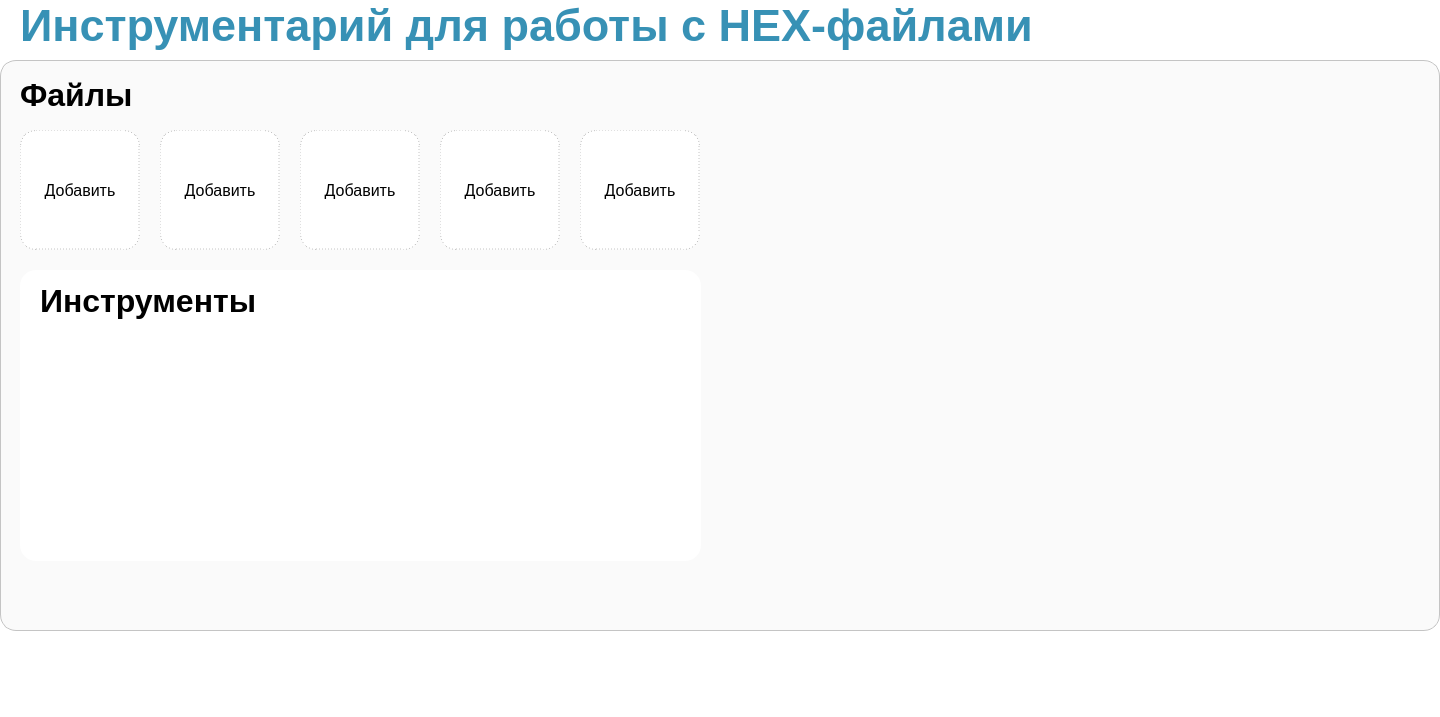
First picture: the form in ui/design.ui, repository stsln/hex_file_tools, before the edit.
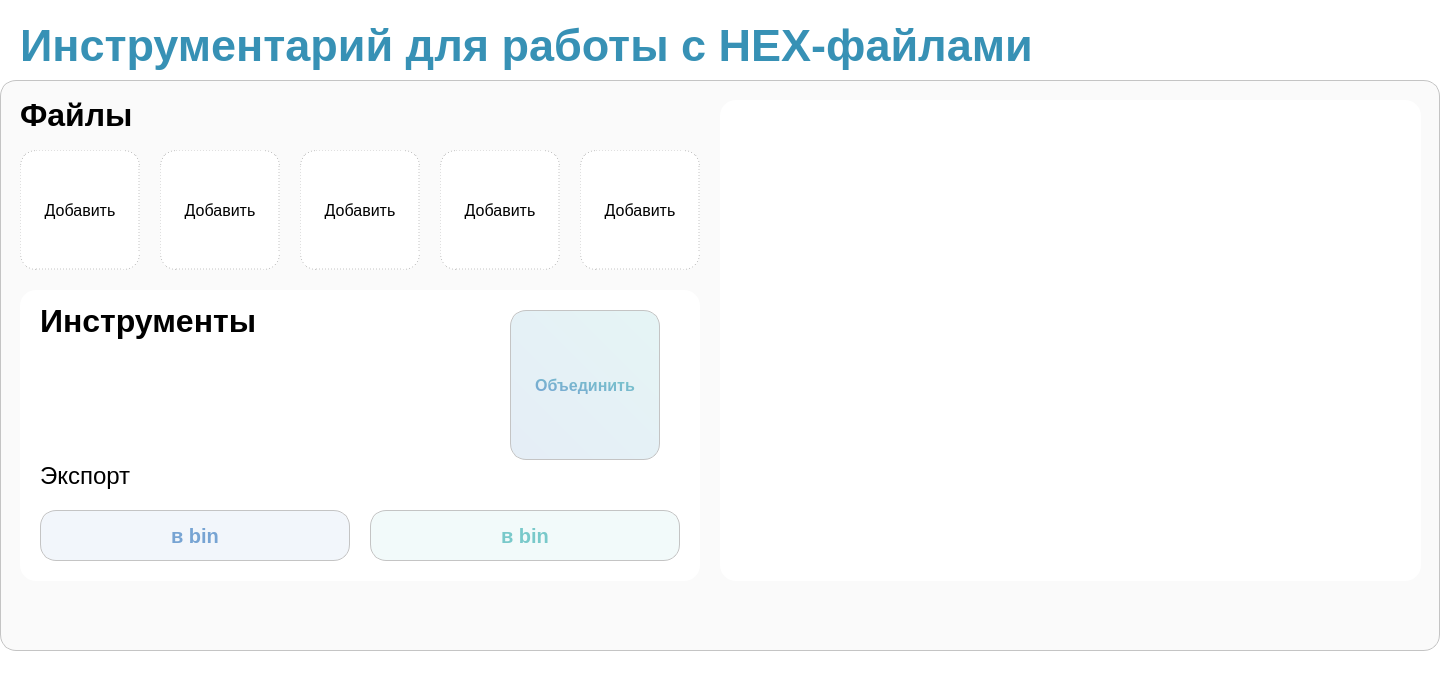
Second picture: the form after the edit. Icons and pictures are not drawn.

Patch:
```diff
--- a/ui/design.ui
+++ b/ui/design.ui
@@ -7,13 +7,37 @@
     <x>0</x>
     <y>0</y>
     <width>1440</width>
-    <height>717</height>
+    <height>700</height>
    </rect>
   </property>
+  <property name="minimumSize">
+   <size>
+    <width>0</width>
+    <height>0</height>
+   </size>
+  </property>
+  <property name="maximumSize">
+   <size>
+    <width>3000</width>
+    <height>1000</height>
+   </size>
+  </property>
   <property name="windowTitle">
    <string>HEX files tools</string>
   </property>
   <widget class="QWidget" name="centralwidget">
+   <property name="minimumSize">
+    <size>
+     <width>1440</width>
+     <height>700</height>
+    </size>
+   </property>
+   <property name="maximumSize">
+    <size>
+     <width>1440</width>
+     <height>16777215</height>
+    </size>
+   </property>
    <property name="styleSheet">
     <string notr="true">background-color: #fff</string>
    </property>
@@ -21,7 +45,7 @@
     <property name="geometry">
      <rect>
       <x>0</x>
-      <y>60</y>
+      <y>80</y>
       <width>1440</width>
       <height>571</height>
      </rect>
@@ -43,7 +67,7 @@
       <rect>
        <x>20</x>
        <y>210</y>
-       <width>681</width>
+       <width>680</width>
        <height>291</height>
       </rect>
      </property>
@@ -70,7 +94,7 @@
      <property name="frameShadow">
       <enum>QFrame::Raised</enum>
      </property>
-     <widget class="QLabel" name="label_2">
+     <widget class="QLabel" name="tools_title">
       <property name="geometry">
        <rect>
         <x>20</x>
@@ -83,13 +107,184 @@
        <string>Инструменты</string>
       </property>
      </widget>
+     <widget class="QLabel" name="export_min_title">
+      <property name="geometry">
+       <rect>
+        <x>20</x>
+        <y>170</y>
+        <width>101</width>
+        <height>31</height>
+       </rect>
+      </property>
+      <property name="styleSheet">
+       <string notr="true">QLabel 
+{
+	font-family: 'Inter';
+	font-weight: 400;
+	font-size: 24px;
+	color: #000000;
+	border: 0;
+	text-align: left;
+}</string>
+      </property>
+      <property name="text">
+       <string>Экспорт</string>
+      </property>
+     </widget>
+     <widget class="QPushButton" name="btn_export_hex">
+      <property name="geometry">
+       <rect>
+        <x>350</x>
+        <y>220</y>
+        <width>310</width>
+        <height>51</height>
+       </rect>
+      </property>
+      <property name="styleSheet">
+       <string notr="true">QPushButton
+{
+	font-family: 'Inter';
+	font-weight: 600;
+	font-size: 20px;
+	color: #79C9CA;
+	background-color: rgba(121, 201, 202, 0.1);
+	border: 1px solid #C4C4C4;
+	border-radius: 16px;
+}
+
+QPushButton::hover
+{
+	background-color: rgba(121, 201, 202, 0.2);
+	border: 1px solid #C4C4C4;
+}
+
+QPushButton::pressed
+{
+	background-color: rgba(121, 201, 202, 0.3);
+}</string>
+      </property>
+      <property name="text">
+       <string>в bin</string>
+      </property>
+      <property name="icon">
+       <iconset>
+        <normaloff>101.svg</normaloff>101.svg</iconset>
+      </property>
+      <property name="iconSize">
+       <size>
+        <width>50</width>
+        <height>50</height>
+       </size>
+      </property>
+     </widget>
+     <widget class="QPushButton" name="btn_export_bin">
+      <property name="geometry">
+       <rect>
+        <x>20</x>
+        <y>220</y>
+        <width>310</width>
+        <height>51</height>
+       </rect>
+      </property>
+      <property name="styleSheet">
+       <string notr="true">QPushButton
+{
+	font-family: 'Inter';
+	font-weight: 600;
+	font-size: 20px;
+	color: #77A4D3;
+	background-color: rgba(119, 164, 211, 0.1);
+	border: 1px solid #C4C4C4;
+	border-radius: 16px;
+}
+
+QPushButton::hover
+{
+	background-color: rgba(119, 164, 211, 0.2);
+	border: 1px solid #C4C4C4;
+}
+
+QPushButton::pressed
+{
+	background-color: rgba(119, 164, 211, 0.3);
+}</string>
+      </property>
+      <property name="text">
+       <string>в bin</string>
+      </property>
+      <property name="icon">
+       <iconset>
+        <normaloff>0x0.svg</normaloff>0x0.svg</iconset>
+      </property>
+      <property name="iconSize">
+       <size>
+        <width>50</width>
+        <height>50</height>
+       </size>
+      </property>
+     </widget>
+     <widget class="QToolButton" name="btn_merge">
+      <property name="geometry">
+       <rect>
+        <x>490</x>
+        <y>20</y>
+        <width>150</width>
+        <height>150</height>
+       </rect>
+      </property>
+      <property name="styleSheet">
+       <string notr="true">QToolButton
+{
+	font-family: 'Inter';
+	font-weight: 600;
+	font-size: 16px;
+	color: qlineargradient(spread:pad, x1:0, y1:1, x2:1, y2:0, stop:0 rgba(119, 164, 211, 255), stop:1 rgba(121, 201, 202, 255));
+	background-color: qlineargradient(spread:pad, x1:0, y1:1, x2:1, y2:0, stop:0 rgba(119, 164, 211, 49), stop:1 rgba(121, 201, 202, 49));
+	border: 1px solid #C4C4C4;
+	border-radius: 16px;
+}
+
+QToolButton::hover
+{
+	background-color: qlineargradient(spread:pad, x1:0, y1:1, x2:1, y2:0, stop:0 rgba(119, 164, 211, 79), stop:1 rgba(121, 201, 202, 82));
+	border: 1px solid #C4C4C4;
+}
+
+QToolButton::pressed
+{
+	background-color: qlineargradient(spread:pad, x1:0, y1:1, x2:1, y2:0, stop:0 rgba(119, 164, 211, 113), stop:1 rgba(121, 201, 202, 110));
+}</string>
+      </property>
+      <property name="text">
+       <string>Объединить</string>
+      </property>
+      <property name="icon">
+       <iconset>
+        <normaloff>merge.svg</normaloff>merge.svg</iconset>
+      </property>
+      <property name="iconSize">
+       <size>
+        <width>80</width>
+        <height>80</height>
+       </size>
+      </property>
+      <property name="checkable">
+       <bool>false</bool>
+      </property>
+      <property name="autoRepeat">
+       <bool>false</bool>
+      </property>
+      <property name="autoExclusive">
+       <bool>false</bool>
+      </property>
+     </widget>
     </widget>
     <widget class="QFrame" name="files">
      <property name="geometry">
       <rect>
        <x>20</x>
        <y>20</y>
-       <width>681</width>
+       <width>680</width>
        <height>191</height>
       </rect>
      </property>
@@ -110,29 +305,27 @@
 	text-align: left;
 }
 
-QPushButton
+QToolButton
 {
 	font-family: 'Inter';
 	font-weight: 400;
 	font-size: 16px;
 	position: top;
-
 	background-color: #FFFFFF;
 	border: 1px dashed #C4C4C4;
 	border-radius: 16px;
 }
 
-QPushButton::hover
+QToolButton::hover
 {
 	background-color: rgba(196, 196, 196, 0.125);
 	border: 1px solid #C4C4C4;
 }
 
-QPushButton::pressed
+QToolButton::pressed
 {
 	background-color: rgba(196, 196, 196, 0.25);
 	border: 1px solid #C4C4C4;
-	icon: 0;
 }
 </string>
      </property>
@@ -142,7 +335,7 @@
      <property name="frameShadow">
       <enum>QFrame::Raised</enum>
      </property>
-     <widget class="QLabel" name="label_files">
+     <widget class="QLabel" name="files_title">
       <property name="geometry">
        <rect>
         <x>0</x>
@@ -161,7 +354,7 @@
        <string>Файлы</string>
       </property>
      </widget>
-     <widget class="QPushButton" name="files_1">
+     <widget class="QToolButton" name="btn_files_1">
       <property name="geometry">
        <rect>
         <x>0</x>
@@ -170,21 +363,17 @@
         <height>120</height>
        </rect>
       </property>
-      <property name="toolTip">
-       <string/>
-      </property>
-      <property name="whatsThis">
-       <string>&lt;html&gt;&lt;head/&gt;&lt;body&gt;&lt;p&gt;&lt;br/&gt;&lt;/p&gt;&lt;/body&gt;&lt;/html&gt;</string>
-      </property>
-      <property name="styleSheet">
-       <string notr="true">
-</string>
-      </property>
       <property name="text">
        <string>Добавить</string>
       </property>
+      <property name="checkable">
+       <bool>false</bool>
+      </property>
+      <property name="checked">
+       <bool>false</bool>
+      </property>
      </widget>
-     <widget class="QPushButton" name="files_2">
+     <widget class="QToolButton" name="btn_files_2">
       <property name="geometry">
        <rect>
         <x>140</x>
@@ -193,17 +382,20 @@
         <height>120</height>
        </rect>
       </property>
-      <property name="toolTip">
-       <string/>
-      </property>
-      <property name="styleSheet">
-       <string notr="true"/>
-      </property>
       <property name="text">
        <string>Добавить</string>
       </property>
+      <property name="checkable">
+       <bool>false</bool>
+      </property>
+      <property name="checked">
+       <bool>false</bool>
+      </property>
      </widget>
-     <widget class="QPushButton" name="files_3">
+     <widget class="QToolButton" name="btn_files_3">
+      <property name="enabled">
+       <bool>true</bool>
+      </property>
       <property name="geometry">
        <rect>
         <x>280</x>
@@ -212,17 +404,17 @@
         <height>120</height>
        </rect>
       </property>
-      <property name="toolTip">
-       <string/>
-      </property>
-      <property name="styleSheet">
-       <string notr="true"/>
-      </property>
       <property name="text">
        <string>Добавить</string>
       </property>
+      <property name="checkable">
+       <bool>false</bool>
+      </property>
+      <property name="checked">
+       <bool>false</bool>
+      </property>
      </widget>
-     <widget class="QPushButton" name="files_4">
+     <widget class="QToolButton" name="btn_files_4">
       <property name="geometry">
        <rect>
         <x>420</x>
@@ -231,17 +423,17 @@
         <height>120</height>
        </rect>
       </property>
-      <property name="toolTip">
-       <string/>
-      </property>
-      <property name="styleSheet">
-       <string notr="true"/>
-      </property>
       <property name="text">
        <string>Добавить</string>
       </property>
+      <property name="checkable">
+       <bool>false</bool>
+      </property>
+      <property name="checked">
+       <bool>false</bool>
+      </property>
      </widget>
-     <widget class="QPushButton" name="files_5">
+     <widget class="QToolButton" name="btn_files_5">
       <property name="geometry">
        <rect>
         <x>560</x>
@@ -250,23 +442,46 @@
         <height>120</height>
        </rect>
       </property>
-      <property name="toolTip">
-       <string/>
-      </property>
-      <property name="styleSheet">
-       <string notr="true"/>
-      </property>
       <property name="text">
        <string>Добавить</string>
       </property>
+      <property name="checkable">
+       <bool>false</bool>
+      </property>
+      <property name="checked">
+       <bool>false</bool>
+      </property>
      </widget>
     </widget>
+    <widget class="QFrame" name="editor">
+     <property name="geometry">
+      <rect>
+       <x>720</x>
+       <y>20</y>
+       <width>701</width>
+       <height>481</height>
+      </rect>
+     </property>
+     <property name="styleSheet">
+      <string notr="true">QFrame
+{
+	background-color: rgb(255, 255, 255);
+	border: 0;
+}</string>
+     </property>
+     <property name="frameShape">
+      <enum>QFrame::StyledPanel</enum>
+     </property>
+     <property name="frameShadow">
+      <enum>QFrame::Raised</enum>
+     </property>
+    </widget>
    </widget>
    <widget class="QLabel" name="name_prj">
     <property name="geometry">
      <rect>
       <x>20</x>
-      <y>0</y>
+      <y>20</y>
       <width>1031</width>
       <height>51</height>
      </rect>
```
